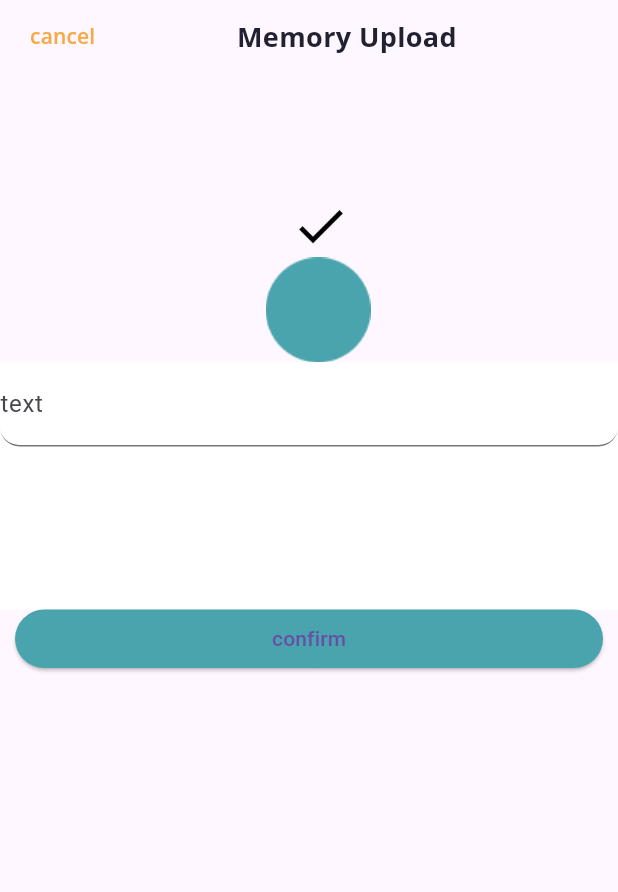
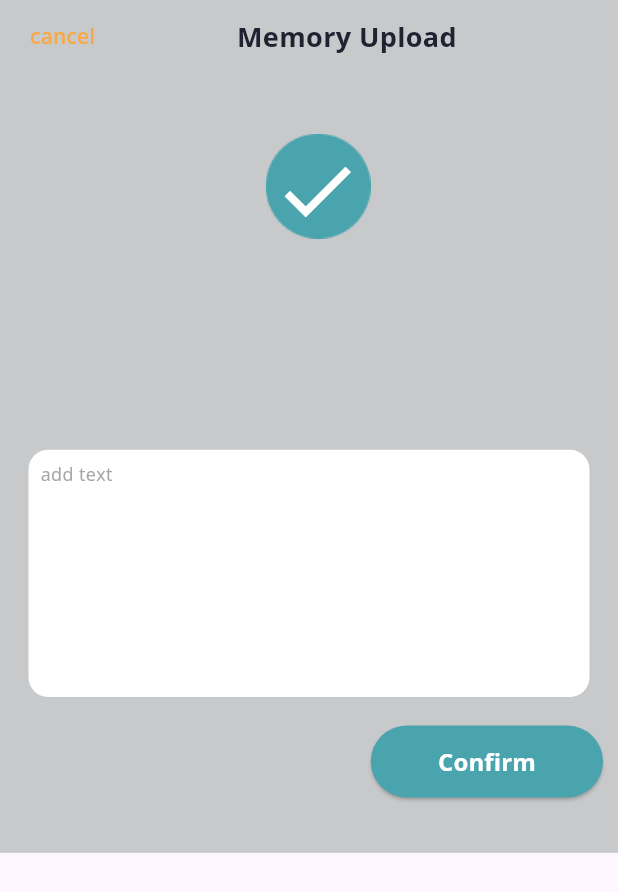
Before and after one commit to Mohamed-lalah/rafik, a Flutter app: the UploadDone widget shown alone on an empty page, opened directly, on a phone screen of 412 x 824 dp. Shown: the top 892 px of the screen. Run offline on Flutter 3.47's test engine with Material 3 defaults, Android fonts, the phone set to English and light mode, and no system bars; our stand-ins replace google_fonts.

Commit message:
text field , check button , elevated button added to memory Upload

```diff
--- a/lib/main.dart
+++ b/lib/main.dart
@@ -20,6 +20,7 @@ class MyApp extends StatelessWidget {
        LoginScreen.routeName: (_)=>LoginScreen(),
        RegisterScreen.routeName: (_)=>RegisterScreen(),
        MemoryScreen.routeName: (_)=>MemoryScreen(),
+
     },
       initialRoute:MemoryScreen.routeName,
     );
--- a/lib/ui/screens/upload_done.dart
+++ b/lib/ui/screens/upload_done.dart
@@ -4,7 +4,7 @@ import 'package:rafik/ui/utlities/app_colors.dart';
 import 'package:rafik/ui/utlities/app_theme.dart';
 
 class UploadDone extends StatelessWidget {
-  const UploadDone({super.key});
+
 
   static const String routeName = "UploadDone";
 
@@ -13,7 +13,7 @@ class UploadDone extends StatelessWidget {
     double width = MediaQuery.of(context).size.width;
     double height = MediaQuery.of(context).size.height;
     return Container(
-      color: AppColors.transparent,
+      color: AppColors.grey,
       height: height * 0.69,
       child: Column(
         crossAxisAlignment: CrossAxisAlignment.stretch,
@@ -39,7 +39,8 @@ class UploadDone extends StatelessWidget {
                 ),),
               Spacer(),
             ],
-          ),  //the first row
+          ),
+          SizedBox(height: height*0.05,),
             Column(
               mainAxisAlignment: MainAxisAlignment.start,
               crossAxisAlignment: CrossAxisAlignment.stretch,
@@ -47,42 +48,50 @@ class UploadDone extends StatelessWidget {
                   Stack(
                     children: [
                       Padding(
-                        padding:  EdgeInsets.only(top: height*0.15,left: width*0.43,),
+                        padding:  EdgeInsets.only(bottom: height*0.01,left: width*0.43,),
                         child: Image.asset("assets/images/Ellipse 1x.png"),
                       ),
                       Padding(
-                        padding:  EdgeInsets.only(top: height*0.1,left: width*0.47,),
+                        padding:  EdgeInsets.only(bottom: height*0.15,left: width*0.44,
+                        top: height*0.0097),
                         child: const Icon(
-                          Icons.check,size: 40,
-                          color: AppColors.black,),
+                          Icons.check,size: 60,
+                          color: AppColors.white,),
                       )
                     ],
                   ),
 
-                Container(
-                  width: width*0.7,
-                  height: height*0.2,
-                  color: AppColors.white,
-                  child: TextFormField(
-                    decoration: InputDecoration(
-                      labelText: "text",
-                      border: UnderlineInputBorder(
-                        borderRadius: BorderRadius.circular(13)
-                      )
+                Padding(
+                  padding: const EdgeInsets.all(19.0),
+                  child: Container(
+                    decoration: BoxDecoration(
+                      color:AppColors.white,
+                      borderRadius: BorderRadius.circular(13)
                     ),
-                  )
+                    width: width*0.79,
+                    height: height*0.2,
+                    child: Padding(
+                      padding: const EdgeInsets.all(8.0),
+                      child: Text("add text ",style: AppTheme.inputTextStyle,),
+                    )
+                  ),
                 ),
                 Container(
-                  height: 39,
-                  width: 365,
-                  padding: const EdgeInsets.fromLTRB(10, 0, 10, 0),
+                  padding:  EdgeInsets.fromLTRB(width*0.6, 0, 10, 0),
                   child: ElevatedButton(
                     onPressed: (){},
                     style: ButtonStyle(
                       backgroundColor:
                       MaterialStateProperty.all<Color>(AppColors.login_Button_Color),
                     ),
-                    child: Text("confirm"),
+                    child: TextButton(
+                      onPressed: (){
+                        Navigator.pop(context);
+                      },
+                      child: Text("Confirm",style: AppTheme.memory_Sub_TitleStyle
+                        .copyWith(fontWeight: FontWeight.w700,
+                      color: AppColors.white),),
+                    ),
                   ),
                 ),
 
--- a/lib/ui/screens/upload_photo.dart
+++ b/lib/ui/screens/upload_photo.dart
@@ -5,7 +5,7 @@ import 'package:rafik/ui/utlities/app_colors.dart';
 import 'package:rafik/ui/utlities/app_theme.dart';
 
 class UploadPhoto extends StatefulWidget {
-  const UploadPhoto({super.key});
+
 
   @override
   State<UploadPhoto> createState() => _UploadPhotoState();
--- a/lib/ui/utlities/app_colors.dart
+++ b/lib/ui/utlities/app_colors.dart
@@ -21,4 +21,5 @@ abstract class AppColors {
   static const Color smallDetail= Color(0xffF7A947);
   static const Color black= Colors.black;
   static const Color grey = Color(0xffC8C9CB);
+  static const Color ligthGrey= Color(0xffA7A7A7);
 }
--- a/lib/ui/utlities/app_theme.dart
+++ b/lib/ui/utlities/app_theme.dart
@@ -68,6 +68,14 @@ abstract class AppTheme {
           color:    AppColors.smallDetail)
   );
 
+  static TextStyle inputTextStyle = GoogleFonts.openSans(
+      textStyle: const TextStyle(fontSize: 12,
+          fontWeight: FontWeight.w400,
+          color:    AppColors.ligthGrey)
+  );
+
+
+
 
 
 
```
